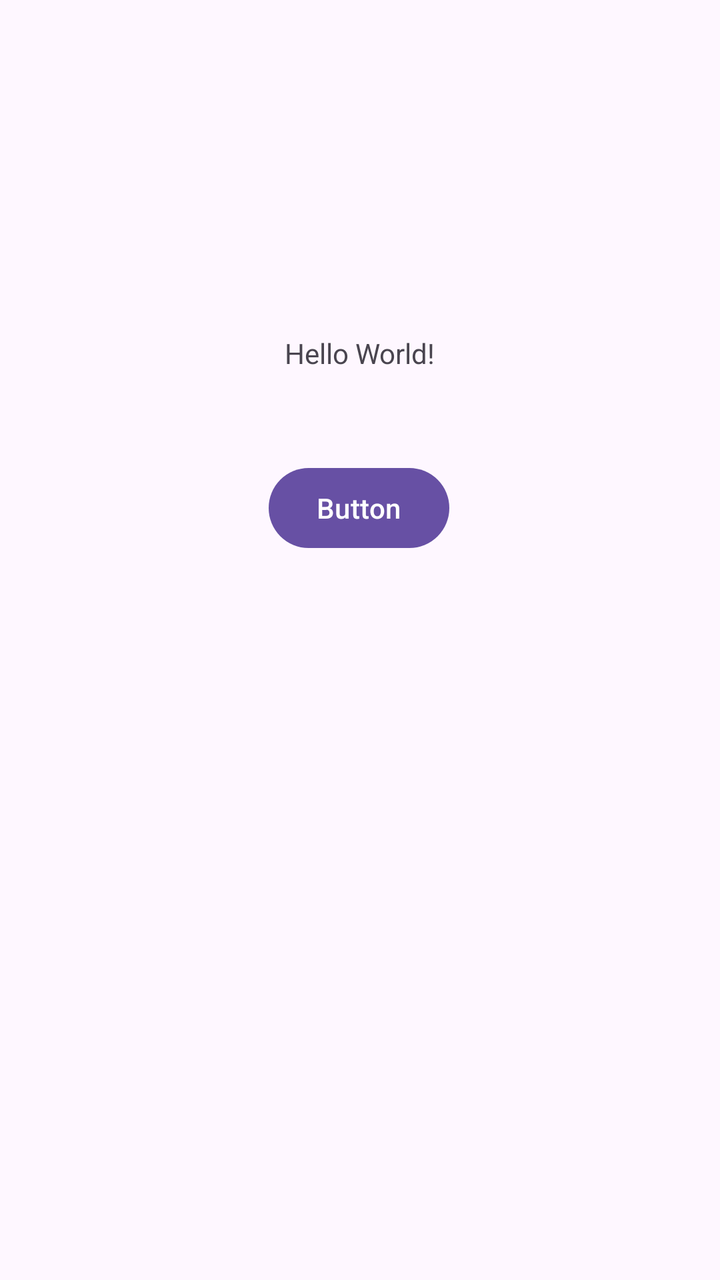
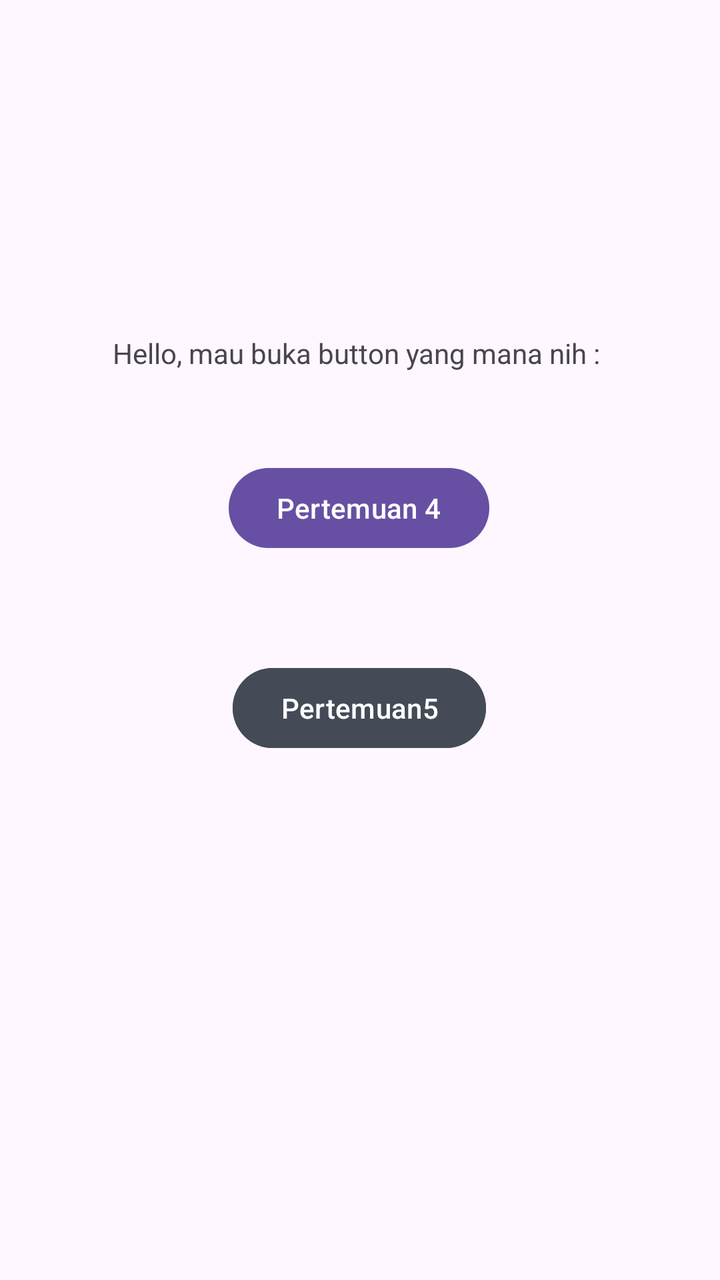

The first picture is an Android layout as it rendered before a commit; the second is the same layout after the commit. The layout source and the unified diff follow.
<!-- AndroidManifest.xml: application theme Theme.Venusadilah -->
<!-- res/layout/activity_main.xml -->
<?xml version="1.0" encoding="utf-8"?>
<androidx.constraintlayout.widget.ConstraintLayout xmlns:android="http://schemas.android.com/apk/res/android"
    xmlns:app="http://schemas.android.com/apk/res-auto"
    xmlns:tools="http://schemas.android.com/tools"
    android:id="@+id/main"
    android:layout_width="match_parent"
    android:layout_height="match_parent"
    tools:context=".MainActivity">

    <TextView
        android:id="@+id/textView4"
        android:layout_width="wrap_content"
        android:layout_height="wrap_content"
        android:text="Hello World!"
        app:layout_constraintBottom_toBottomOf="parent"
        app:layout_constraintEnd_toEndOf="parent"
        app:layout_constraintStart_toStartOf="parent"
        app:layout_constraintTop_toTopOf="parent"
        app:layout_constraintVertical_bias="0.269" />

    <Button
        android:id="@+id/btnToFourth"
        android:layout_width="wrap_content"
        android:layout_height="wrap_content"
        android:layout_marginTop="44dp"
        android:text="Button"
        app:layout_constraintEnd_toEndOf="parent"
        app:layout_constraintHorizontal_bias="0.498"
        app:layout_constraintStart_toStartOf="parent"
        app:layout_constraintTop_toBottomOf="@+id/textView4" />

</androidx.constraintlayout.widget.ConstraintLayout>
<!-- resources referenced by this layout -->
<resources>
  <style name="Theme.Venusadilah" parent="Base.Theme.Venusadilah" />
  <style name="Base.Theme.Venusadilah" parent="Theme.Material3.DayNight.NoActionBar">
          
          
      </style>
</resources>

<!-- the commit's change to res/layout/activity_main.xml (unified diff, before → after) -->
@@ -11,7 +11,7 @@
         android:id="@+id/textView4"
         android:layout_width="wrap_content"
         android:layout_height="wrap_content"
-        android:text="Hello World!"
+        android:text="Hello, mau buka button yang mana nih : "
         app:layout_constraintBottom_toBottomOf="parent"
         app:layout_constraintEnd_toEndOf="parent"
         app:layout_constraintStart_toStartOf="parent"
@@ -23,7 +23,19 @@
         android:layout_width="wrap_content"
         android:layout_height="wrap_content"
         android:layout_marginTop="44dp"
-        android:text="Button"
+        android:text="Pertemuan 4"
+        app:layout_constraintEnd_toEndOf="parent"
+        app:layout_constraintHorizontal_bias="0.498"
+        app:layout_constraintStart_toStartOf="parent"
+        app:layout_constraintTop_toBottomOf="@+id/textView4" />
+
+    <Button
+        android:id="@+id/btnToFifth"
+        android:layout_width="wrap_content"
+        android:layout_height="wrap_content"
+        android:layout_marginTop="144dp"
+        android:text="Pertemuan5"
+        android:backgroundTint="@color/abu_gelap2"
         app:layout_constraintEnd_toEndOf="parent"
         app:layout_constraintHorizontal_bias="0.498"
         app:layout_constraintStart_toStartOf="parent"
<!-- resource entries referenced after the edit -->
@@ -1,5 +1,6 @@
 <!-- resources referenced by this layout -->
 <resources>
+  <color name="abu_gelap2">#444B57</color>
   <style name="Theme.Venusadilah" parent="Base.Theme.Venusadilah" />
   <style name="Base.Theme.Venusadilah" parent="Theme.Material3.DayNight.NoActionBar">
           
